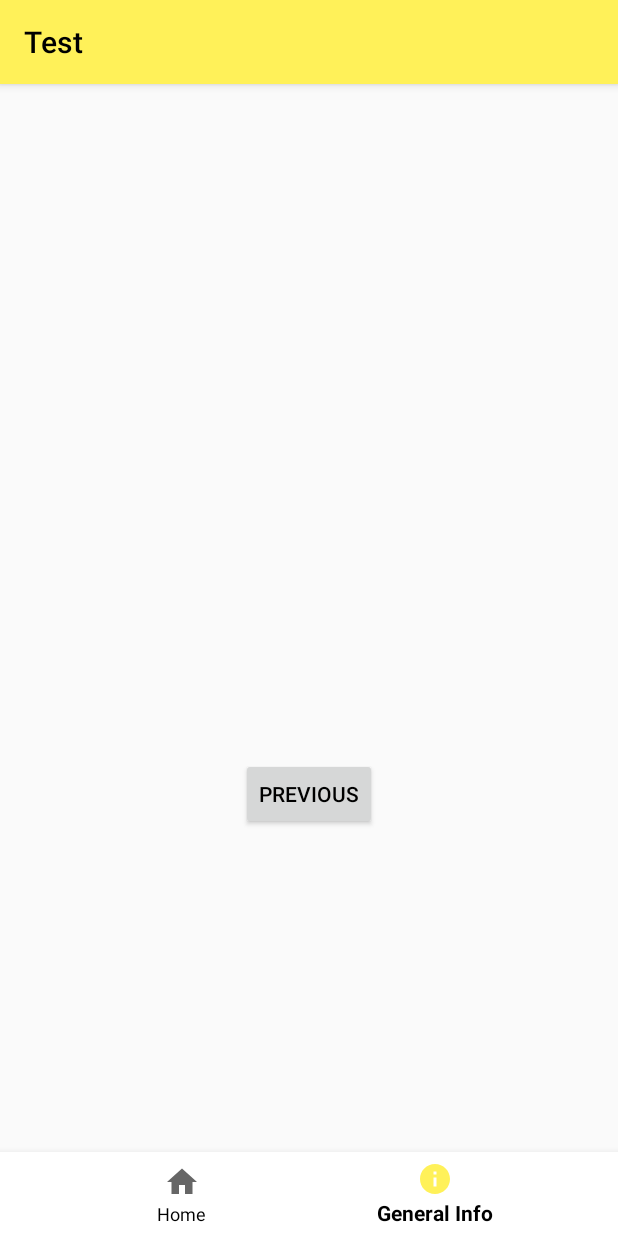
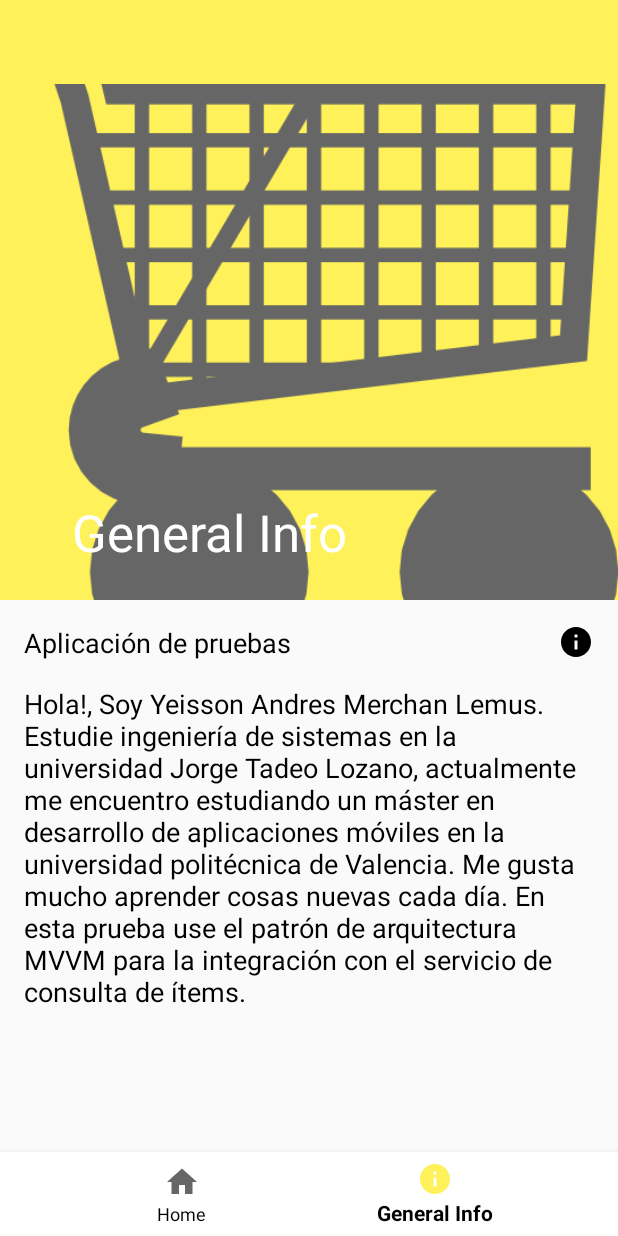
Before and after one commit to yandres240/MercadoLibreTest, an Android app: the MainActivity screen opened directly, with no data from a screen before it, item 2 of the bottom bar chosen, on a phone screen of 412 x 824 dp. Run offline under Robolectric (Android 15) with nearby library versions, the light colour scheme and no system bars; libraries missing offline, so code that uses them is left out: androidx.test.core; pictures from the network do not load; 3 statements that could not run were skipped.

Commit message:
Information fragment

```diff
--- a/app/src/main/java/org/mercadolibre/test/ui/info/InformationFragment.kt
+++ b/app/src/main/java/org/mercadolibre/test/ui/info/InformationFragment.kt
@@ -7,7 +7,10 @@ import android.view.View
 import android.view.ViewGroup
 import android.widget.Button
 import androidx.navigation.fragment.findNavController
+import org.mercadolibre.test.MainActivity
 import org.mercadolibre.test.R
+import org.mercadolibre.test.databinding.FragmentInformatonBinding
+import org.mercadolibre.test.utils.extensions.setImageFromResourcesWithProgressBar
 
 /**
  * A simple [Fragment] subclass as the second destination in the navigation.
@@ -15,23 +18,35 @@ import org.mercadolibre.test.R
 class InformationFragment : Fragment() {
 
     companion object {
-        fun newInstance(): InformationFragment =
-            InformationFragment()
+        fun newInstance(): InformationFragment = InformationFragment()
     }
 
-    override fun onCreateView(
-            inflater: LayoutInflater, container: ViewGroup?,
-            savedInstanceState: Bundle?
-    ): View? {
-        // Inflate the layout for this fragment
-        return inflater.inflate(R.layout.fragment_informaton, container, false)
+    private lateinit var binding: FragmentInformatonBinding
+
+    override fun onCreateView(inflater: LayoutInflater,
+                              container: ViewGroup?,
+                              savedInstanceState: Bundle?): View? {
+        binding = FragmentInformatonBinding.inflate(inflater)
+        return binding.root
     }
 
     override fun onViewCreated(view: View, savedInstanceState: Bundle?) {
         super.onViewCreated(view, savedInstanceState)
+        initBindings()
+    }
 
-        view.findViewById<Button>(R.id.button_second).setOnClickListener {
-            findNavController().navigate(R.id.action_SecondFragment_to_FirstFragment)
+    private fun initBindings() {
+        //hides activity's toolbar
+        (activity as MainActivity).supportActionBar?.hide()
+        with(binding.toolbar) {
+            this.setTitle(R.string.title_info)
         }
+        binding.generalInfoToolbarImage.setImageFromResourcesWithProgressBar(R.drawable.catalogo,
+            binding.generalInfoProgress)
+    }
+
+    override fun onDestroy() {
+        (activity as MainActivity).supportActionBar?.show()
+        super.onDestroy()
     }
 }
--- a/app/src/main/res/layout/fragment_informaton.xml
+++ b/app/src/main/res/layout/fragment_informaton.xml
@@ -1,27 +1,96 @@
 <?xml version="1.0" encoding="utf-8"?>
-<androidx.constraintlayout.widget.ConstraintLayout xmlns:android="http://schemas.android.com/apk/res/android"
+<androidx.coordinatorlayout.widget.CoordinatorLayout xmlns:android="http://schemas.android.com/apk/res/android"
     xmlns:app="http://schemas.android.com/apk/res-auto"
     xmlns:tools="http://schemas.android.com/tools"
+    android:id="@+id/general_info_container"
     android:layout_width="match_parent"
     android:layout_height="match_parent"
+    android:fitsSystemWindows="true"
     tools:context=".ui.info.InformationFragment">
 
-    <TextView
-        android:id="@+id/textview_second"
+    <com.google.android.material.appbar.AppBarLayout
+        android:id="@+id/general_info_appBar"
+        android:layout_width="match_parent"
+        android:layout_height="400dp"
+        android:fitsSystemWindows="true"
+        android:theme="@style/ThemeOverlay.AppCompat.Dark.ActionBar">
+
+        <com.google.android.material.appbar.CollapsingToolbarLayout
+            android:id="@+id/general_info_collapsingToolbar"
+            android:layout_width="match_parent"
+            android:layout_height="match_parent"
+            android:fitsSystemWindows="true"
+            app:contentScrim="?attr/colorPrimary"
+            app:expandedTitleMarginEnd="64dp"
+            app:expandedTitleMarginStart="48dp"
+            app:layout_scrollFlags="scroll|exitUntilCollapsed">
+
+            <ImageView
+                android:id="@+id/general_info_toolbarImage"
+                android:layout_width="match_parent"
+                android:layout_height="match_parent"
+                android:fitsSystemWindows="true"
+                android:paddingTop="?attr/actionBarSize"
+                android:scaleType="centerCrop"
+                app:layout_collapseMode="parallax" />
+
+            <com.google.android.material.appbar.MaterialToolbar
+                android:id="@+id/toolbar"
+                android:layout_width="match_parent"
+                android:layout_height="?actionBarSize"
+                android:background="?attr/colorPrimary"
+                android:theme="@style/AppTheme.Toolbar"
+                app:layout_collapseMode="pin"
+                app:layout_constraintStart_toStartOf="parent"
+                app:layout_constraintTop_toTopOf="parent"
+                app:titleTextColor="@android:color/white" />
+
+            <ProgressBar
+                android:id="@+id/general_info_progress"
                 android:layout_width="wrap_content"
                 android:layout_height="wrap_content"
-        app:layout_constraintBottom_toTopOf="@id/button_second"
+                android:layout_gravity="center" />
+
+        </com.google.android.material.appbar.CollapsingToolbarLayout>
+    </com.google.android.material.appbar.AppBarLayout>
+
+    <androidx.core.widget.NestedScrollView
+        android:id="@+id/general_info_scroll_container"
+        android:layout_width="match_parent"
+        android:layout_height="match_parent"
+        app:layout_behavior="@string/appbar_scrolling_view_behavior">
+
+        <androidx.constraintlayout.widget.ConstraintLayout
+            android:id="@+id/general_info_contents"
+            android:layout_width="match_parent"
+            android:layout_height="wrap_content">
+
+            <TextView
+                android:id="@+id/general_info_text_title"
+                style="@style/AppTheme.information.text"
+                android:layout_width="match_parent"
+                android:layout_height="wrap_content"
+                android:layout_margin="8dp"
+                android:drawableEnd="@drawable/ic_info"
+                android:drawablePadding="4dp"
+                android:padding="8dp"
+                android:text="@string/info_fragment_title"
                 app:layout_constraintEnd_toEndOf="parent"
                 app:layout_constraintStart_toStartOf="parent"
                 app:layout_constraintTop_toTopOf="parent" />
 
-    <Button
-        android:id="@+id/button_second"
-        android:layout_width="wrap_content"
+            <TextView
+                android:id="@+id/general_info_text"
+                style="@style/AppTheme.information.text"
+                android:layout_width="match_parent"
                 android:layout_height="wrap_content"
-        android:text="@string/previous"
-        app:layout_constraintBottom_toBottomOf="parent"
-        app:layout_constraintEnd_toEndOf="parent"
+                android:layout_marginStart="16dp"
+                android:layout_marginTop="8dp"
+                android:layout_marginEnd="16dp"
+                android:layout_marginBottom="8dp"
+                android:text="@string/info_fragment_api_text"
                 app:layout_constraintStart_toStartOf="parent"
-        app:layout_constraintTop_toBottomOf="@id/textview_second" />
+                app:layout_constraintTop_toBottomOf="@+id/general_info_text_title" />
         </androidx.constraintlayout.widget.ConstraintLayout>
+    </androidx.core.widget.NestedScrollView>
+</androidx.coordinatorlayout.widget.CoordinatorLayout>
--- a/app/src/main/res/values/strings.xml
+++ b/app/src/main/res/values/strings.xml
@@ -14,4 +14,8 @@
     <string name="title_home">Home</string>
     <string name="title_info">General Info</string>
     <string name="no_data_msg">No data available</string>
+
+    <string name="info_fragment_title">Aplicación de pruebas</string>
+    <string name="info_fragment_api_text">Hola!, Soy Yeisson Andres Merchan Lemus. Estudie ingeniería de sistemas en la universidad Jorge Tadeo Lozano, actualmente me encuentro estudiando un máster en desarrollo de aplicaciones móviles en la universidad politécnica de Valencia. Me gusta mucho aprender cosas nuevas cada día. En esta prueba use el patrón de arquitectura MVVM para la integración con el servicio de consulta de ítems.</string>
+
 </resources>
--- a/app/src/main/res/values/styles.xml
+++ b/app/src/main/res/values/styles.xml
@@ -13,6 +13,14 @@
         <item name="android:statusBarColor">@color/colorBackground</item>
         <item name="android:textColor">@color/colorBlack</item>
         <item name="actionMenuTextColor">@color/colorBlack</item>
+    </style>
+
+    <style name="AppTheme.Toolbar" parent="ThemeOverlay.MaterialComponents.Toolbar.Primary">
+        <item name="colorOnPrimary">@android:color/white</item>
+    </style>
+
+    <style name="AppTheme.information.text" parent="AppTheme">
+        <item name="android:textSize">18sp</item>
     </style>
 
     <style name="AppTheme.SplashLoad" parent="Theme.AppCompat.DayNight.NoActionBar">
```
Lines whose indentation alone changed are shown as unchanged.
